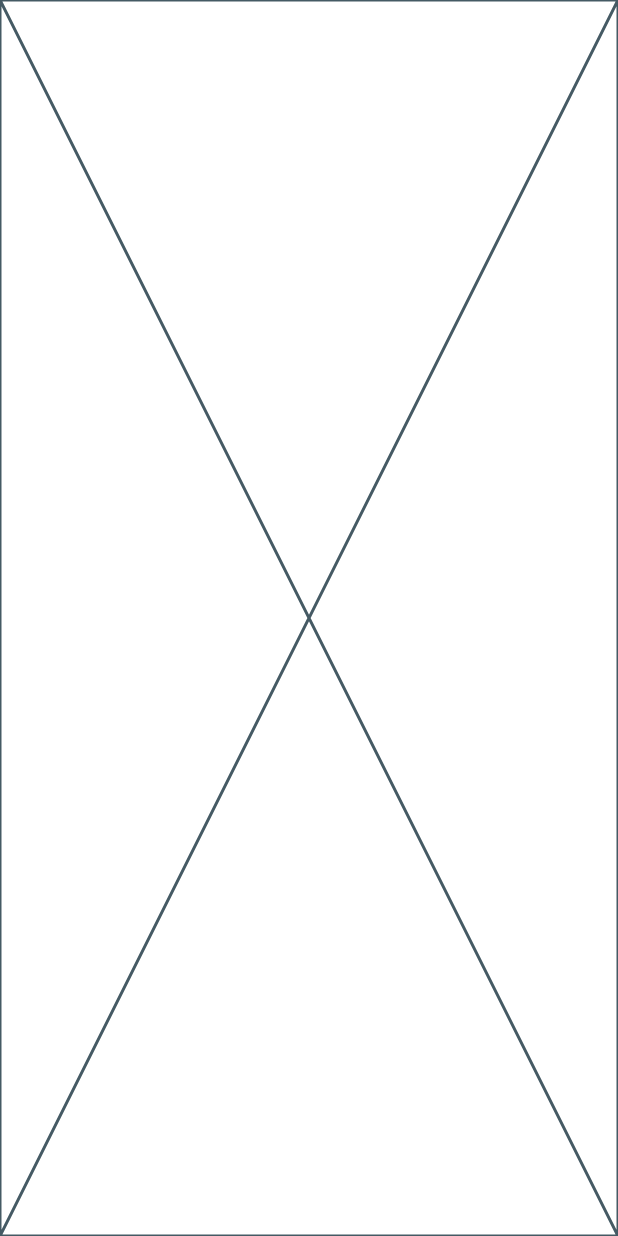
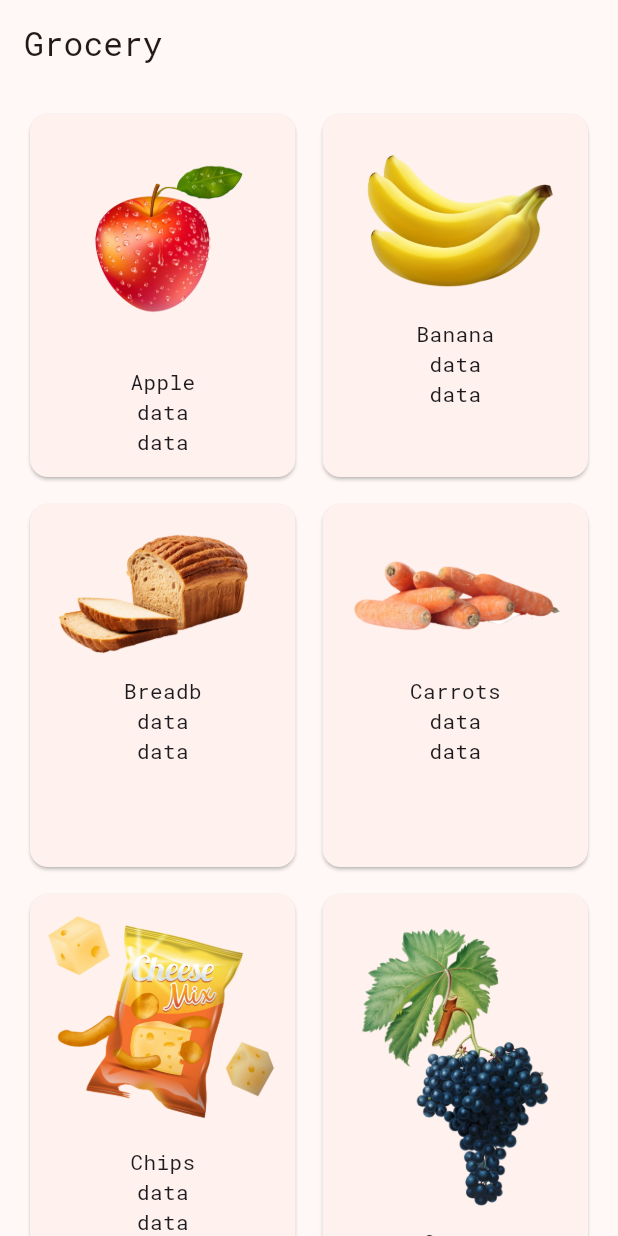
Before and after one commit to hinasahammed/grocery_ui, a Flutter app: the screen it shows after launch, on a phone screen of 412 x 824 dp. Run offline on Flutter 3.47's test engine with Material 3 defaults, Android fonts, the light colour scheme and no system bars; our stand-ins replace google_fonts.

Commit message:
added the list

```diff
--- /dev/null
+++ b/lib/assets/images/image_assets.dart
@@ -0,0 +1,12 @@
+class ImageAssets {
+  static const String apple = "assets/images/apple.png";
+  static const String banana = "assets/images/banana.png";
+  static const String bread = "assets/images/bread.png";
+  static const String carrots = "assets/images/carrots.png";
+  static const String chips = "assets/images/chips.png";
+  static const String grape = "assets/images/grape.png";
+  static const String onion = "assets/images/onion.png";
+  static const String pizza = "assets/images/pizza.png";
+  static const String potato = "assets/images/potato.png";
+  static const String shampoo = "assets/images/shampoo.png";
+}
--- a/lib/main.dart
+++ b/lib/main.dart
@@ -1,4 +1,5 @@
 import 'package:flutter/material.dart';
+import 'package:google_fonts/google_fonts.dart';
 import 'package:grocery_ui/view/home/home_view.dart';
 
 void main() {
@@ -13,11 +14,13 @@
   Widget build(BuildContext context) {
     return MaterialApp(
       title: 'Grocery ui',
+      debugShowCheckedModeBanner: false,
       theme: ThemeData(
         colorScheme: ColorScheme.fromSeed(
           seedColor: const Color(0xffe76f51),
         ),
         useMaterial3: true,
+        textTheme: GoogleFonts.robotoMonoTextTheme(),
       ),
       home: const HomeView(),
     );
--- /dev/null
+++ b/lib/model/grocery_model.dart
@@ -0,0 +1,11 @@
+class GroceryModel {
+  final String groceryName;
+  final String imageUrl;
+  final String price;
+
+  GroceryModel({
+    required this.groceryName,
+    required this.imageUrl,
+    required this.price,
+  });
+}
--- /dev/null
+++ b/lib/res/utils/grocery_list.dart
@@ -0,0 +1,55 @@
+import 'package:grocery_ui/assets/images/image_assets.dart';
+import 'package:grocery_ui/model/grocery_model.dart';
+
+List<GroceryModel> groceryList = [
+  GroceryModel(
+    groceryName: "Apple",
+    imageUrl: ImageAssets.apple,
+    price: "80",
+  ),
+  GroceryModel(
+    groceryName: "Banana",
+    imageUrl: ImageAssets.banana,
+    price: "45",
+  ),
+  GroceryModel(
+    groceryName: "Breadb",
+    imageUrl: ImageAssets.bread,
+    price: "35",
+  ),
+  GroceryModel(
+    groceryName: "Carrots",
+    imageUrl: ImageAssets.carrots,
+    price: "40",
+  ),
+  GroceryModel(
+    groceryName: "Chips",
+    imageUrl: ImageAssets.chips,
+    price: "230",
+  ),
+  GroceryModel(
+    groceryName: "Grape",
+    imageUrl: ImageAssets.grape,
+    price: "90",
+  ),
+  GroceryModel(
+    groceryName: "Onion",
+    imageUrl: ImageAssets.onion,
+    price: "45",
+  ),
+  GroceryModel(
+    groceryName: "Pizaa",
+    imageUrl: ImageAssets.pizza,
+    price: "110",
+  ),
+  GroceryModel(
+    groceryName: "Potato",
+    imageUrl: ImageAssets.potato,
+    price: "35",
+  ),
+  GroceryModel(
+    groceryName: "Shampoo",
+    imageUrl: ImageAssets.shampoo,
+    price: "55",
+  ),
+];
--- a/lib/view/home/home_view.dart
+++ b/lib/view/home/home_view.dart
@@ -1,10 +1,40 @@
 import 'package:flutter/material.dart';
+import 'package:grocery_ui/res/utils/grocery_list.dart';
 
 class HomeView extends StatelessWidget {
   const HomeView({super.key});
 
   @override
   Widget build(BuildContext context) {
-    return const Placeholder();
+    return Scaffold(
+      appBar: AppBar(
+        title: const Text("Grocery"),
+      ),
+      body: GridView.builder(
+          itemCount: groceryList.length,
+          padding: const EdgeInsets.all(16),
+          gridDelegate: const SliverGridDelegateWithMaxCrossAxisExtent(
+            maxCrossAxisExtent: 200,
+            crossAxisSpacing: 10,
+            mainAxisSpacing: 10,
+            mainAxisExtent: 250,
+          ),
+          itemBuilder: (context, index) {
+            final data = groceryList[index];
+            return Card(
+              child: Container(
+                padding: const EdgeInsets.all(8),
+                child: Column(
+                  children: [
+                    Image.asset(data.imageUrl),
+                    Text(data.groceryName),
+                    const Text("data"),
+                    const Text("data"),
+                  ],
+                ),
+              ),
+            );
+          }),
+    );
   }
 }
--- a/pubspec.yaml
+++ b/pubspec.yaml
@@ -35,6 +35,7 @@ dependencies:
   # The following adds the Cupertino Icons font to your application.
   # Use with the CupertinoIcons class for iOS style icons.
   cupertino_icons: ^1.0.8
+  google_fonts: ^6.2.1
 
 dev_dependencies:
   flutter_test:
```
Also changed, not shown: pubspec.lock, 1 other file.
